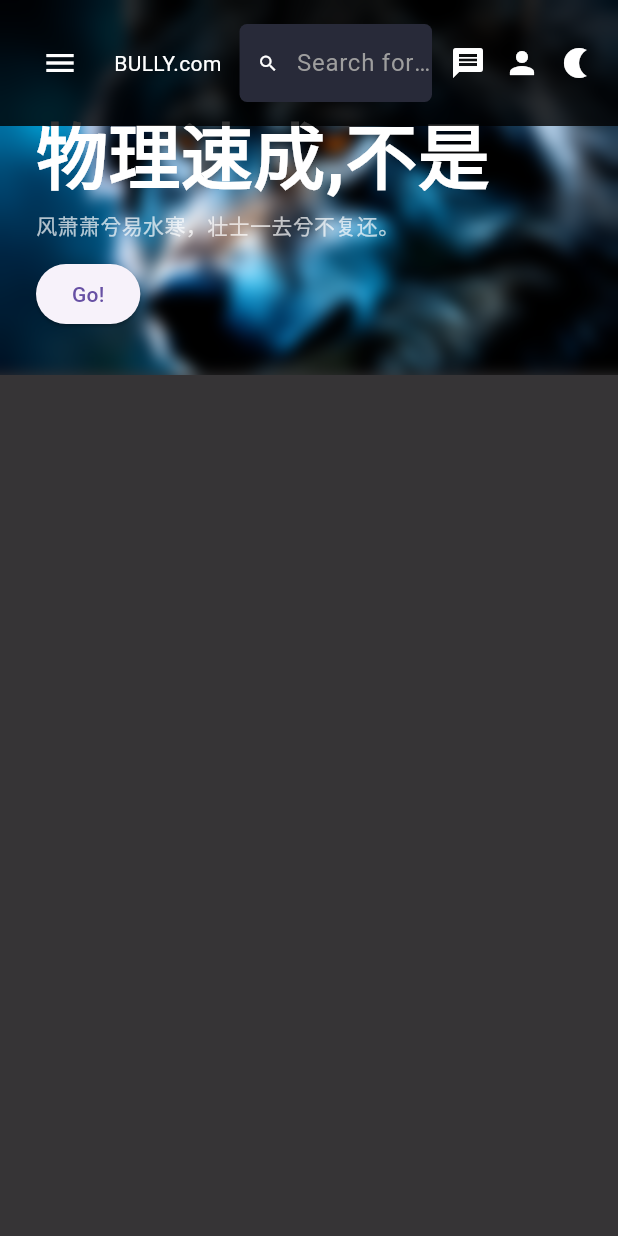
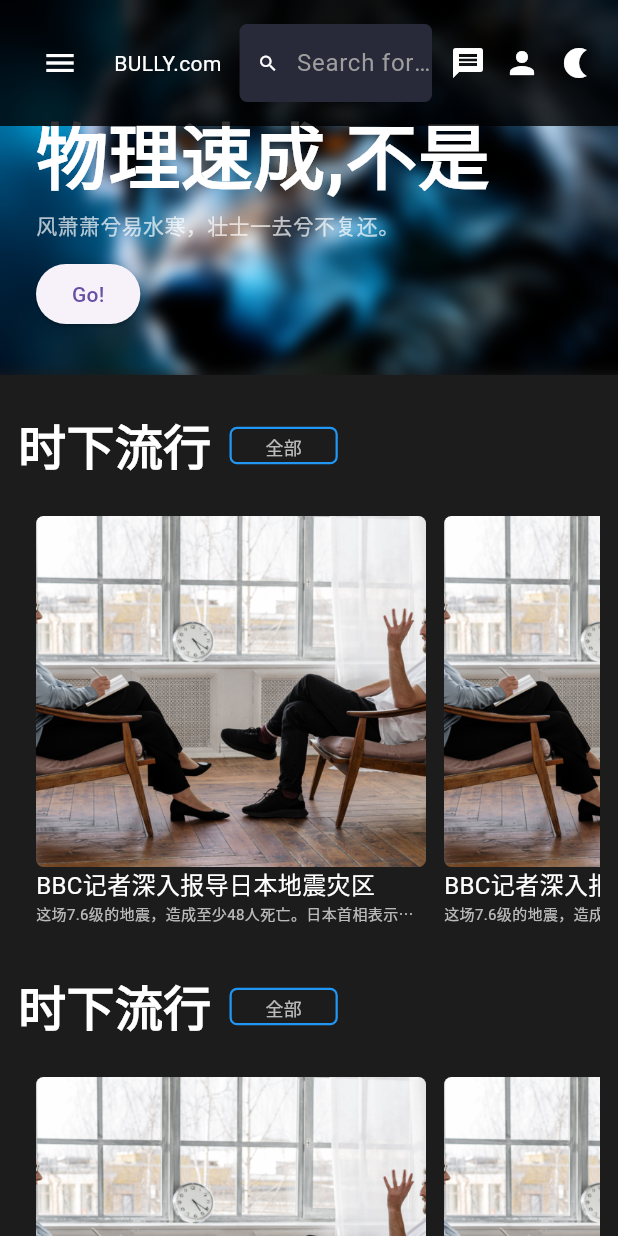
Before and after one commit to lixin-hub/zib, a Flutter app: the screen it shows after launch, on a phone screen of 412 x 824 dp. Run offline on Flutter 3.47's test engine with Material 3 defaults, Android fonts, the phone set to English and light mode, and no system bars; our stand-ins replace get, styled_widget.

Commit message:
add ReginCard

```diff
--- /dev/null
+++ b/devtools_options.yaml
@@ -0,0 +1 @@
+extensions:
--- a/lib/common/ThemeColors.dart
+++ b/lib/common/ThemeColors.dart
@@ -10,7 +10,7 @@ abstract final class ThemeColors {
   static Color secondaryTextColor = Colors.white70;
   static Color asideBackgroundColor = const Color.fromRGBO(40, 42, 57, 1);
 
-  static Color mainCentralColor = Colors.black54;
+  static Color mainCentralColor = Color(0xff1c1c1c);
 
   static var topBarColor = const Color.fromRGBO(0, 0, 0, 0.8);
 
--- /dev/null
+++ b/lib/component/CardItem.dart
@@ -0,0 +1,69 @@
+import 'package:flutter/material.dart';
+import 'package:get/get.dart';
+import 'package:styled_widget/styled_widget.dart';
+import 'package:zib/common/ThemeColors.dart';
+
+class CardItem extends StatefulWidget {
+  const CardItem({super.key});
+
+  @override
+  State<CardItem> createState() => _CardItemState();
+}
+
+class _CardItemState extends State<CardItem> {
+  var _isHover = false;
+
+  @override
+  Widget build(BuildContext context) {
+    return InkWell(
+      onHover: (e) {
+        setState(() {
+          _isHover = e;
+        });
+      },
+      onTap: () {
+        Get.toNamed('/player', arguments: ('1', '2'));
+      },
+      child: Stack(children: [
+        Column(
+          crossAxisAlignment: CrossAxisAlignment.start,
+          children: [
+            ClipRRect(
+              borderRadius: BorderRadius.circular(5),
+              child: Image.asset(
+                "images/card.jpg",
+                fit: BoxFit.cover,
+              ).aspectRatio(aspectRatio: 10 / 9),
+            ),
+            Text(
+              "BBC记者深入报导日本地震灾区",
+              maxLines: 1,
+              style: TextStyle(
+                  color: ThemeColors.primaryTextColor,
+                  fontSize: 16,
+                  overflow: TextOverflow.ellipsis),
+            ),
+            Text(
+              "这场7.6级的地震，造成至少48人死亡。日本首相表示，政府目前正在与时间赛跑，救援幸存者。",
+              maxLines: 1,
+              style: TextStyle(
+                  color: ThemeColors.secondaryTextColor,
+                  fontSize: 10,
+                  overflow: TextOverflow.ellipsis),
+            ),
+          ],
+        ).constrained(width: 260),
+        Positioned.fill(
+          child: Container(
+            decoration: BoxDecoration(
+                color: _isHover
+                    ? ThemeColors.selectedColor.withOpacity(0.2)
+                    : Colors.transparent,
+                borderRadius: BorderRadius.circular(5)),
+            // width: 400,
+          ),
+        )
+      ]),
+    );
+  }
+}
--- /dev/null
+++ b/lib/component/category_regin/category_regin_logic.dart
@@ -0,0 +1,15 @@
+import 'package:get/get.dart';
+
+class CategoryReginLogic extends GetxController {
+  @override
+  void onReady() {
+    // TODO: implement onReady
+    super.onReady();
+  }
+
+  @override
+  void onClose() {
+    // TODO: implement onClose
+    super.onClose();
+  }
+}
--- /dev/null
+++ b/lib/component/category_regin/category_regin_view.dart
@@ -0,0 +1,78 @@
+import 'package:flutter/material.dart';
+import 'package:get/get.dart';
+import 'package:styled_widget/styled_widget.dart';
+import 'package:zib/common/ThemeColors.dart';
+
+import '../CardItem.dart';
+import 'category_regin_logic.dart';
+
+class CategoryRegin extends StatelessWidget {
+  CategoryRegin({Key? key}) : super(key: key);
+
+  final logic = Get.put(CategoryReginLogic());
+
+  @override
+  Widget build(BuildContext context) {
+    return Column(children: [
+      _category().marginOnly(bottom: 24),
+      _cardList().marginOnly(bottom: 24)
+    ]);
+  }
+}
+
+Widget _cardList() {
+
+  return SizedBox(
+    height: 280,
+    child: ListView.builder(
+      scrollDirection: Axis.horizontal,
+      physics: const AlwaysScrollableScrollPhysics(),
+      itemCount: 10,
+      controller: ScrollController(),
+      itemBuilder: (context, index) {
+        var item = index != 10
+            ? const CardItem().marginOnly(left: 12)
+            : const CardItem();
+        return item;
+      },
+    ),
+  );
+}
+
+//
+Widget _category() {
+  return Row(
+    crossAxisAlignment: CrossAxisAlignment.center,
+    children: [
+      Text("时下流行",
+              style: TextStyle(
+                  color: ThemeColors.primaryTextColor,
+                  fontSize: 32,
+                  fontWeight: FontWeight.w700))
+          .marginOnly(right: 12),
+      OutlinedButton(
+        style: ButtonStyle(
+          alignment: Alignment.center,
+          backgroundColor: MaterialStateProperty.resolveWith((states) {
+            return states.contains(MaterialState.hovered)
+                ? ThemeColors.selectedColor
+                : ThemeColors.mainCentralColor;
+          }),
+          shape: MaterialStateProperty.all<RoundedRectangleBorder>(
+              RoundedRectangleBorder(
+            borderRadius: BorderRadius.circular(5.0), // 设置圆角半径
+          )),
+          side: MaterialStateProperty.all(
+              BorderSide(color: ThemeColors.selectedColor, width: 1.5)),
+          // 这里设置边框颜色为红色
+          padding: MaterialStateProperty.all(
+              const EdgeInsets.symmetric(vertical: 5, horizontal: 24)),
+        ),
+        onPressed: () {},
+        child: Text("全部",
+            style:
+                TextStyle(color: ThemeColors.secondaryTextColor, fontSize: 12)),
+      ).constrained(height: 25)
+    ],
+  );
+}
--- a/lib/component/top_banner/top_banner_view.dart
+++ b/lib/component/top_banner/top_banner_view.dart
@@ -2,7 +2,6 @@ import 'dart:ui';
 
 import 'package:flutter/material.dart';
 import 'package:get/get.dart';
-import 'package:styled_widget/styled_widget.dart';
 import 'package:zib/common/ThemeColors.dart';
 
 import '../top_navigation_bar/top_navigation_bar_view.dart';
@@ -21,7 +20,7 @@ class TopBanner extends StatelessWidget {
           "images/banner.png",
           width: double.infinity,
           height: 250,
-          fit: BoxFit.fitWidth,
+          fit: BoxFit.cover,
         ),
         Positioned.fill(
           child: ClipRect(
--- a/lib/main.dart
+++ b/lib/main.dart
@@ -1,13 +1,19 @@
 import 'package:flutter/material.dart';
 import 'package:get/get.dart';
 import 'package:zib/pages/HomePage.dart';
+import 'package:zib/router/GetPages.dart';
 
 void main() {
-  runApp(const GetMaterialApp(
-    //材质小组件包裹防止某些小部件报错 比如InkWell
-    home: Material(
-      //包裹语言习惯排列方向的小部件，防止Text报错，
-        child: Directionality(
-            textDirection: TextDirection.ltr, child: HomePage())),
-  ));
+  runApp(
+    GetMaterialApp(
+      //材质小组件包裹防止某些小部件报错 比如InkWell
+      home: const Material(
+          //包裹语言习惯排列方向的小部件，防止Text报错，
+          child: Directionality(
+              textDirection: TextDirection.ltr, child: HomePage())),
+      initialRoute: "/",
+      getPages: pages,
+      defaultTransition: Transition.zoom,
+    ),
+  );
 }
--- /dev/null
+++ b/lib/pages/HighlightPage.dart
@@ -0,0 +1,12 @@
+import 'package:flutter/material.dart';
+import 'package:zib/common/ThemeColors.dart';
+
+class HighlightPage extends StatelessWidget {
+  const HighlightPage({super.key});
+
+  @override
+  Widget build(BuildContext context) {
+    return Text("HighLight",
+        style: TextStyle(color: ThemeColors.primaryTextColor, fontSize: 48));
+  }
+}
--- /dev/null
+++ b/lib/router/GetPages.dart
@@ -0,0 +1,13 @@
+import 'package:get/get.dart';
+import 'package:zib/pages/HighlightPage.dart';
+import 'package:zib/pages/HomePage.dart';
+import 'package:zib/views/main_central/main_central_view.dart';
+
+import '../pages/PlayerPage.dart';
+  final pages = <GetPage>[
+  GetPage(name: "/", page: () => const HomePage()),
+  // GetPage(name: "/explore", page: () => MainCentral()),
+  // GetPage(name: "/highlight", page: () => const HighlightPage()),
+  // GetPage(name: "/following", page: () => MainCentral()),
+  GetPage(name: "/player", page: () => const PlayerPage()),
+];
--- a/lib/views/aside/aside_view.dart
+++ b/lib/views/aside/aside_view.dart
@@ -1,4 +1,3 @@
-import 'dart:io';
 import 'dart:math';
 
 import 'package:flutter/material.dart';
@@ -46,6 +45,9 @@ class _AsideState extends State<Aside> {
       logic.items.add(MenuItem(
         onTap: () => setState(() {
           _selectedIndex = i;
+          if(i==1){
+            // Get.toNamed("/highlight");
+          }
         }),
         itemData: MenuItemData(iconData as IconData, title as String),
         isSelected: i == _selectedIndex,
--- a/lib/views/main_central/main_central_view.dart
+++ b/lib/views/main_central/main_central_view.dart
@@ -1,8 +1,9 @@
 import 'package:flutter/material.dart';
 import 'package:get/get.dart';
+import 'package:styled_widget/styled_widget.dart';
 import 'package:zib/common/ThemeColors.dart';
+import 'package:zib/component/category_regin/category_regin_view.dart';
 import 'package:zib/component/top_banner/top_banner_view.dart';
-import 'package:zib/views/aside/aside_logic.dart';
 
 import 'main_central_logic.dart';
 
@@ -16,11 +17,17 @@ class MainCentral extends StatelessWidget {
     return Container(
       decoration: BoxDecoration(color: ThemeColors.mainCentralColor),
       alignment: Alignment.topCenter,
-      child: Column(
-        children: [
-          TopBanner(),
-        ],
-      ),
+      child: Column(children: [
+        TopBanner().marginOnly(bottom: 24),
+        ListView(
+          scrollDirection: Axis.vertical,
+          children: [
+            CategoryRegin().marginSymmetric(horizontal: 12),
+            CategoryRegin().marginSymmetric(horizontal: 12),
+            CategoryRegin().marginSymmetric(horizontal: 12),
+          ],
+        ).expanded()
+      ]),
     );
   }
 }
--- a/pubspec.yaml
+++ b/pubspec.yaml
@@ -32,7 +32,9 @@ dependencies:
     sdk: flutter
   styled_widget: ^0.4.1
   get: ^4.6.6
-
+  video_player: ^2.4.2
+  qyplayer: ^0.1.2
+  fijkplayer: ^0.11.0
 
   # The following adds the Cupertino Icons font to your application.
   # Use with the CupertinoIcons class for iOS style icons.
```
Also changed, not shown: images/card.jpg (added), pubspec.lock, 4 other files.
